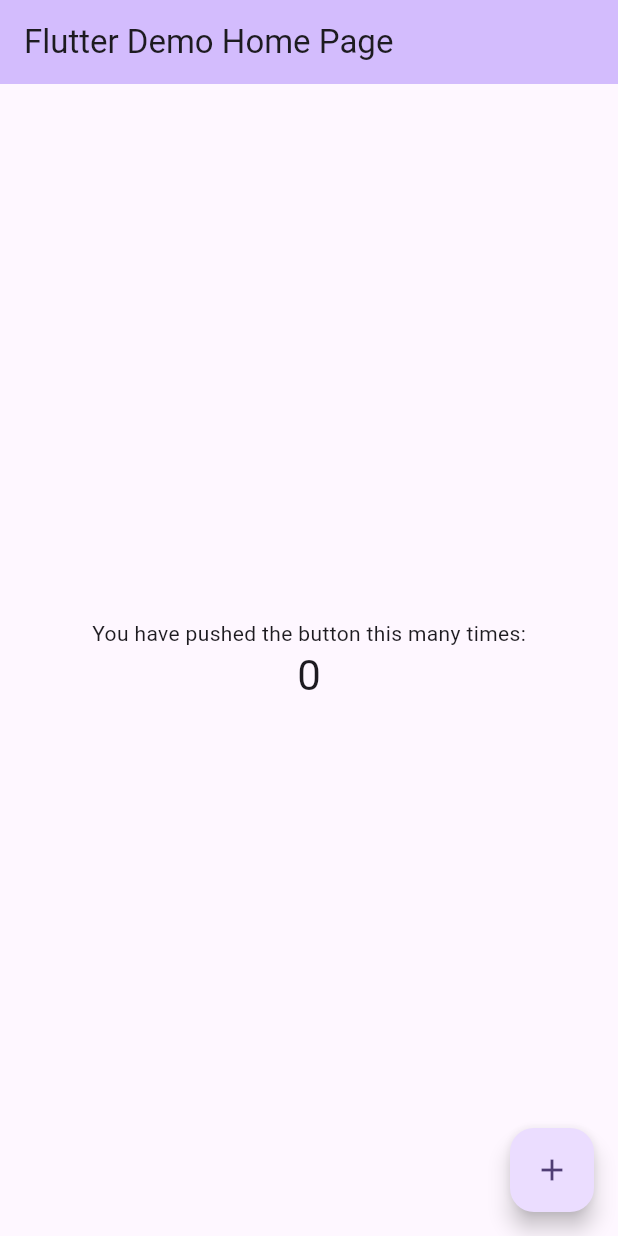
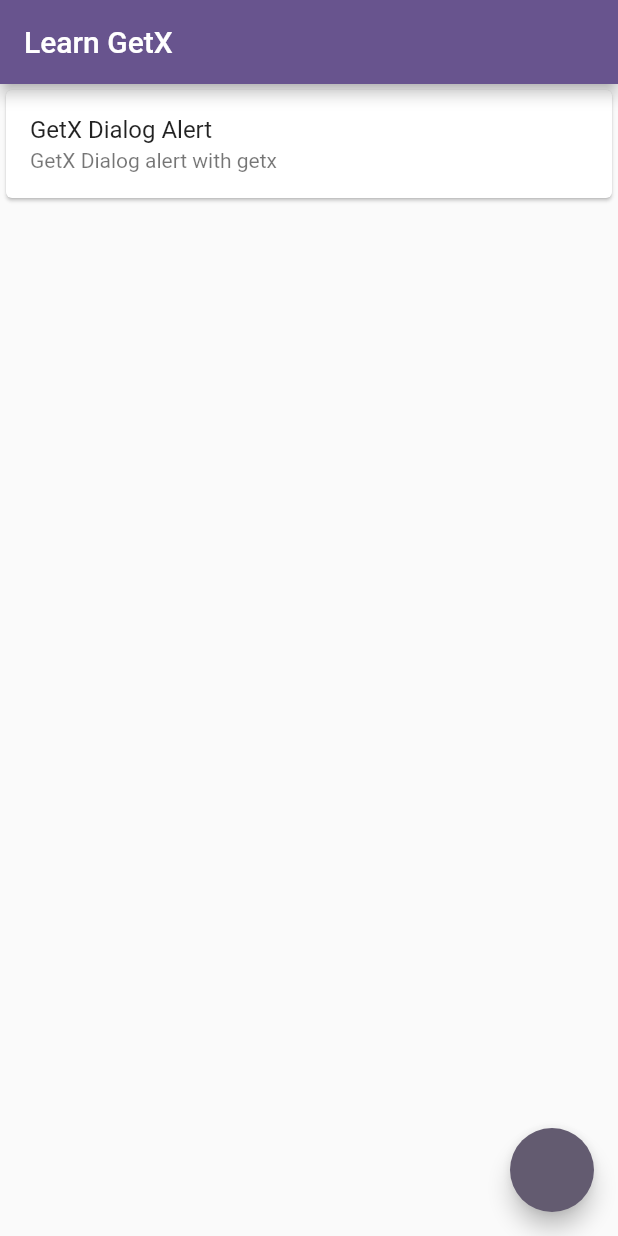
Before and after one commit to nahid246hasan/LearnGetX, a Flutter app: the screen it shows after launch, on a phone screen of 412 x 824 dp. Run offline on Flutter 3.47's test engine with Material 2 defaults, Android fonts, the phone set to English and light mode, and no system bars; our stand-ins replace get.

Commit message:
Learn Get.defaultDialog()

```diff
--- /dev/null
+++ b/lib/home_screen.dart
@@ -0,0 +1,55 @@
+import 'package:flutter/material.dart';
+import 'package:get/get.dart';
+
+class HomeScreen extends StatefulWidget {
+  const HomeScreen({super.key});
+
+  @override
+  State<HomeScreen> createState() => _HomeScreenState();
+}
+
+class _HomeScreenState extends State<HomeScreen> {
+  @override
+  Widget build(BuildContext context) {
+    return Scaffold(
+      appBar: AppBar(
+        title: const Text("Learn GetX"),
+      ),
+      body: Column(
+        children: [
+          Card(
+            child: ListTile(
+              title: const Text("GetX Dialog Alert"),
+              subtitle: const Text("GetX Dialog alert with getx"),
+              onTap: () {
+                Get.defaultDialog(
+                  title: 'Delete Chat',
+                  titlePadding: EdgeInsets.all(20),
+                  contentPadding: EdgeInsets.all(20),
+                  middleText: 'Are you sure you want to delete this chat',
+                  confirm: TextButton(
+                    onPressed: () {},
+                    child: const Text("Yes"),
+                  ),
+                  cancel:  TextButton(
+                    onPressed: () {},
+                    child: const Text("No"),
+                  ),
+                );
+              },
+            ),
+          )
+        ],
+      ),
+      floatingActionButton: FloatingActionButton(
+        onPressed: () {
+          Get.snackbar(
+            "Nahid Task",
+            "I am learning GetX",
+            backgroundColor: Colors.grey,
+          );
+        },
+      ),
+    );
+  }
+}
--- a/lib/main.dart
+++ b/lib/main.dart
@@ -1,4 +1,6 @@
 import 'package:flutter/material.dart';
+import 'package:get/get.dart';
+import 'package:learn_get_x/home_screen.dart';
 
 void main() {
   runApp(const MyApp());
@@ -10,116 +12,12 @@
   // This widget is the root of your application.
   @override
   Widget build(BuildContext context) {
-    return MaterialApp(
+    return GetMaterialApp(
       title: 'Flutter Demo',
       theme: ThemeData(
-        // This is the theme of your application.
-        //
-        // TRY THIS: Try running your application with "flutter run". You'll see
-        // the application has a blue toolbar. Then, without quitting the app,
-        // try changing the seedColor in the colorScheme below to Colors.green
-        // and then invoke "hot reload" (save your changes or press the "hot
-        // reload" button in a Flutter-supported IDE, or press "r" if you used
-        // the command line to start the app).
-        //
-        // Notice that the counter didn't reset back to zero; the application
-        // state is not lost during the reload. To reset the state, use hot
-        // restart instead.
-        //
-        // This works for code too, not just values: Most code changes can be
-        // tested with just a hot reload.
         colorScheme: ColorScheme.fromSeed(seedColor: Colors.deepPurple),
-        useMaterial3: true,
       ),
-      home: const MyHomePage(title: 'Flutter Demo Home Page'),
+      home: const HomeScreen(),
     );
   }
 }
-
-class MyHomePage extends StatefulWidget {
-  const MyHomePage({super.key, required this.title});
-
-  // This widget is the home page of your application. It is stateful, meaning
-  // that it has a State object (defined below) that contains fields that affect
-  // how it looks.
-
-  // This class is the configuration for the state. It holds the values (in this
-  // case the title) provided by the parent (in this case the App widget) and
-  // used by the build method of the State. Fields in a Widget subclass are
-  // always marked "final".
-
-  final String title;
-
-  @override
-  State<MyHomePage> createState() => _MyHomePageState();
-}
-
-class _MyHomePageState extends State<MyHomePage> {
-  int _counter = 0;
-
-  void _incrementCounter() {
-    setState(() {
-      // This call to setState tells the Flutter framework that something has
-      // changed in this State, which causes it to rerun the build method below
-      // so that the display can reflect the updated values. If we changed
-      // _counter without calling setState(), then the build method would not be
-      // called again, and so nothing would appear to happen.
-      _counter++;
-    });
-  }
-
-  @override
-  Widget build(BuildContext context) {
-    // This method is rerun every time setState is called, for instance as done
-    // by the _incrementCounter method above.
-    //
-    // The Flutter framework has been optimized to make rerunning build methods
-    // fast, so that you can just rebuild anything that needs updating rather
-    // than having to individually change instances of widgets.
-    return Scaffold(
-      appBar: AppBar(
-        // TRY THIS: Try changing the color here to a specific color (to
-        // Colors.amber, perhaps?) and trigger a hot reload to see the AppBar
-        // change color while the other colors stay the same.
-        backgroundColor: Theme.of(context).colorScheme.inversePrimary,
-        // Here we take the value from the MyHomePage object that was created by
-        // the App.build method, and use it to set our appbar title.
-        title: Text(widget.title),
-      ),
-      body: Center(
-        // Center is a layout widget. It takes a single child and positions it
-        // in the middle of the parent.
-        child: Column(
-          // Column is also a layout widget. It takes a list of children and
-          // arranges them vertically. By default, it sizes itself to fit its
-          // children horizontally, and tries to be as tall as its parent.
-          //
-          // Column has various properties to control how it sizes itself and
-          // how it positions its children. Here we use mainAxisAlignment to
-          // center the children vertically; the main axis here is the vertical
-          // axis because Columns are vertical (the cross axis would be
-          // horizontal).
-          //
-          // TRY THIS: Invoke "debug painting" (choose the "Toggle Debug Paint"
-          // action in the IDE, or press "p" in the console), to see the
-          // wireframe for each widget.
-          mainAxisAlignment: MainAxisAlignment.center,
-          children: <Widget>[
-            const Text(
-              'You have pushed the button this many times:',
-            ),
-            Text(
-              '$_counter',
-              style: Theme.of(context).textTheme.headlineMedium,
-            ),
-          ],
-        ),
-      ),
-      floatingActionButton: FloatingActionButton(
-        onPressed: _incrementCounter,
-        tooltip: 'Increment',
-        child: const Icon(Icons.add),
-      ), // This trailing comma makes auto-formatting nicer for build methods.
-    );
-  }
-}
```
